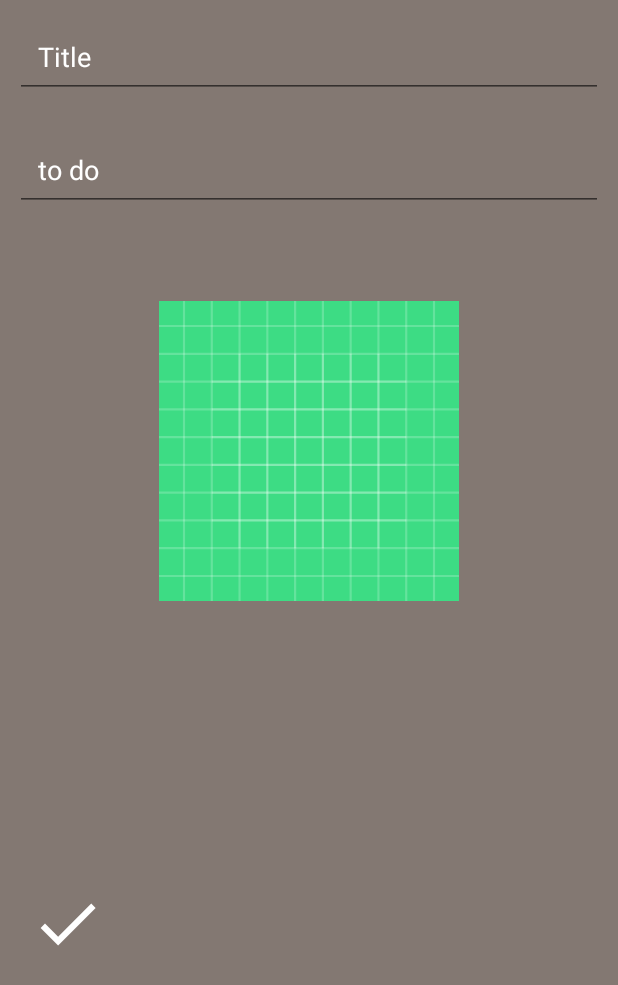
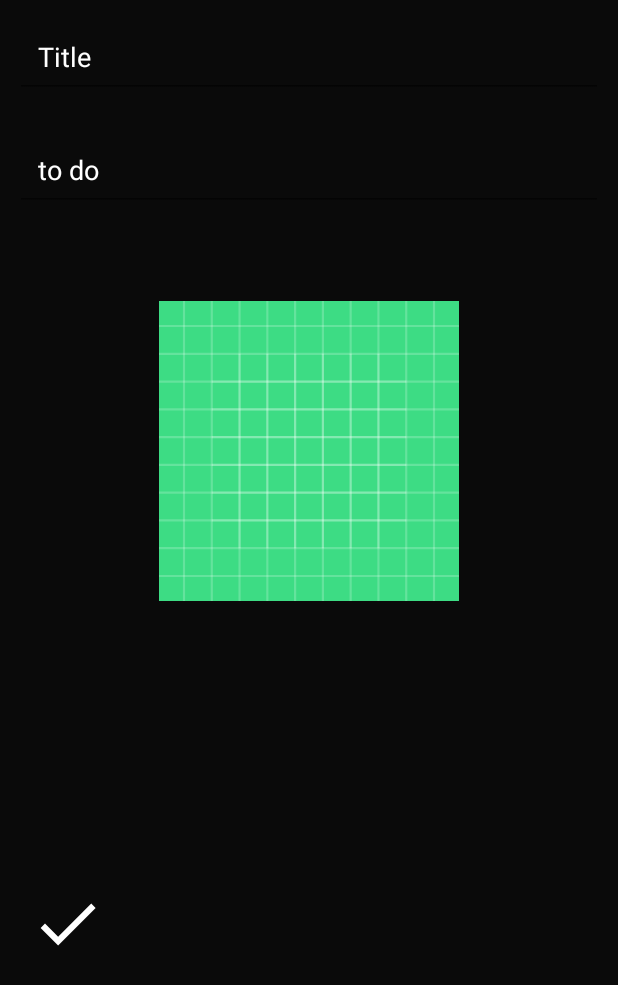
Before and after one commit to Wizardeirr/MTDList, an Android app: the FragmentNotePart screen opened through its navigation route, on a phone screen of 412 x 824 dp. Shown: the top 985 px of the screen. Run offline under Robolectric (Android 15) with nearby library versions, the phone set to English and light mode, and no system bars; our stand-ins replace Dagger/Hilt's generated code, Room's generated code, navigation-ui.

Commit message:
UI was repair

```diff
--- a/app/src/main/res/layout/fragment_note_part.xml
+++ b/app/src/main/res/layout/fragment_note_part.xml
@@ -6,7 +6,7 @@
     android:layout_width="match_parent"
     android:layout_height="match_parent"
     android:orientation="vertical"
-    android:background="#837872">
+    android:background="#0A0A0A">
     <EditText
         android:id="@+id/titleText"
         android:textColorHint="@color/white"
--- a/app/src/main/res/layout/fragment_update.xml
+++ b/app/src/main/res/layout/fragment_update.xml
@@ -6,7 +6,7 @@
     android:layout_width="match_parent"
     android:layout_height="match_parent"
     android:orientation="vertical"
-    android:background="#837872">
+    android:background="#0A0A0A">
     <EditText
         android:id="@+id/updateTitleText"
         android:textColorHint="@color/white"
--- a/app/src/main/res/layout/main_fragment_todolist.xml
+++ b/app/src/main/res/layout/main_fragment_todolist.xml
@@ -4,12 +4,14 @@
     xmlns:tools="http://schemas.android.com/tools"
     android:layout_width="match_parent"
     android:layout_height="match_parent"
-    android:background="#908682"
+
+    android:background="#0A0A0A"
 
     >
 
     <androidx.recyclerview.widget.RecyclerView
         android:id="@+id/userRV"
+
         android:layout_width="0dp"
         android:layout_height="0dp"
         android:layout_marginStart="1dp"
--- a/app/src/main/res/layout/recycler_row.xml
+++ b/app/src/main/res/layout/recycler_row.xml
@@ -23,8 +23,10 @@
         android:layout_row="0"
         android:layout_column="0"
         android:textSize="28sp"
-        android:text="Title" />
+        android:text="Title"
+        android:textColor="@color/white"/>
     <TextView
+        android:textColor="@color/white"
         android:id="@+id/EnterToDo"
         android:layout_width="match_parent"
         android:layout_height="140dp"
```
